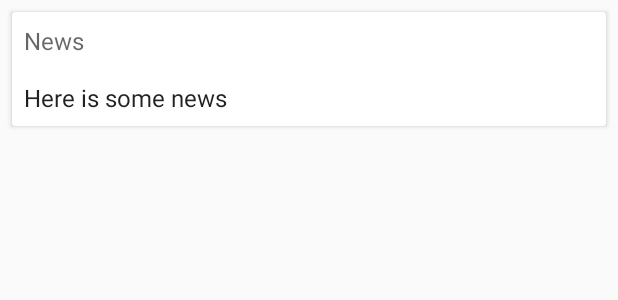
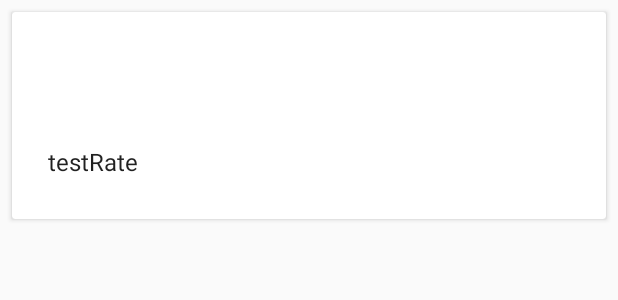
Before and after one commit to 2ManyProjects/HalfNHalf, an Android app: the layout list_deal.xml on its own in the app's theme, with its tools: preview values and no code run, on a phone screen of 412 x 824 dp. Shown: the top 300 px of the screen. Run offline under Robolectric (Android 15) with nearby library versions, the phone set to English and light mode, and no system bars.

Commit message:
Adding CardView

```diff
--- a/app/build.gradle
+++ b/app/build.gradle
@@ -73,6 +73,7 @@
     androidTestImplementation 'com.android.support.test.espresso:espresso-core:3.0.2'
     implementation 'com.android.support:design:28.+'
     implementation 'com.github.bumptech.glide:glide:3.5.2'
+    implementation 'com.google.code.gson:gson:2.8.5'
 
 
     implementation('io.socket:socket.io-client:1.0.0') {
--- a/app/src/main/java/com/halfnhalf/Deal.java
+++ b/app/src/main/java/com/halfnhalf/Deal.java
@@ -3,7 +3,7 @@
 public class Deal {
     private String rate, text, Amnt;
 
-    public void create(String rate, String text, String amnt){
+    Deal(String rate, String text, String amnt){
         this.rate = rate;
         this.text = text;
         this.Amnt = amnt;
@@ -20,6 +20,4 @@
     public String getAmnt() {
         return Amnt;
     }
-
-
 }
--- a/app/src/main/res/layout/list_item.xml
+++ b/app/src/main/res/layout/list_deal.xml
@@ -15,49 +15,57 @@
   limitations under the License.
   -->
 <android.support.v7.widget.CardView xmlns:android="http://schemas.android.com/apk/res/android"
+    xmlns:app="http://schemas.android.com/apk/res-auto"
+    xmlns:tools="http://schemas.android.com/tools"
     android:layout_width="match_parent"
     android:layout_height="wrap_content"
     android:layout_margin="@dimen/card_margin"
     android:background="?android:selectableItemBackground">
 
-    <RelativeLayout
+    <android.support.constraint.ConstraintLayout
         android:layout_width="match_parent"
-        android:layout_height="wrap_content">
-
-        <ImageView
-            android:id="@+id/storeImage"
-            android:layout_width="match_parent"
-            android:layout_height="wrap_content"
-            android:adjustViewBounds="true"
-            android:contentDescription="Stores Image"/>
+        android:layout_height="138dp">
 
         <TextView
-            android:id="@+id/title"
+            android:id="@+id/warning"
             style="@style/TextAppearance.AppCompat.Headline"
             android:layout_width="wrap_content"
             android:layout_height="wrap_content"
-            android:layout_alignBottom="@id/storeImage"
+            android:layout_marginStart="16dp"
+            android:layout_marginTop="16dp"
             android:padding="@dimen/card_margin"
             android:text="@string/title_placeholder"
-            android:theme="@style/ThemeOverlay.AppCompat.Dark"/>
+            android:theme="@style/ThemeOverlay.AppCompat.Dark"
+            app:layout_constraintStart_toStartOf="parent"
+            app:layout_constraintTop_toTopOf="parent"
+            tools:text="testwarn" />
 
         <TextView
-            android:id="@+id/name"
+            android:id="@+id/rate"
             style="@style/TextAppearance.AppCompat.Subhead"
             android:layout_width="wrap_content"
             android:layout_height="wrap_content"
-            android:layout_below="@id/storeImage"
+            android:layout_marginStart="16dp"
+            android:layout_marginTop="16dp"
             android:padding="@dimen/card_margin"
-            android:text="@string/news_label"
-            android:textColor="?android:textColorSecondary" />
+            android:text="@string/sports_info_placeholder"
+            app:layout_constraintStart_toStartOf="parent"
+            app:layout_constraintTop_toBottomOf="@+id/warning"
+            tools:text="testRate" />
 
         <TextView
-            android:id="@+id/deals"
+            android:id="@+id/amnt"
             style="@style/TextAppearance.AppCompat.Subhead"
             android:layout_width="wrap_content"
             android:layout_height="wrap_content"
-            android:layout_below="@id/name"
+            android:layout_marginStart="16dp"
+            android:layout_marginTop="16dp"
             android:padding="@dimen/card_margin"
-            android:text="@string/sports_info_placeholder" />
-    </RelativeLayout>
+            android:text="@string/news_label"
+            android:textColor="?android:textColorSecondary"
+            app:layout_constraintStart_toStartOf="parent"
+            app:layout_constraintTop_toBottomOf="@+id/rate"
+            tools:text="testAmnt" />
+
+    </android.support.constraint.ConstraintLayout>
 </android.support.v7.widget.CardView>
```
Also changed, not shown: app/src/main/AndroidManifest.xml (+10 -7 lines), app/src/main/java/com/halfnhalf/DealAdapter.java (+83 -1 lines), app/src/main/java/com/halfnhalf/Profile.java (+5 -15 lines), app/src/main/java/com/halfnhalf/Store.java (+5 -6 lines), app/src/main/java/com/halfnhalf/StoreAdapter.java (+13 -39 lines), app/src/main/java/com/halfnhalf/storeDeals.java (added, +105 -0 lines), app/src/main/res/layout/activity_store_deals.xml (added, +52 -0 lines), app/src/main/res/layout/list_store.xml (added, +63 -0 lines).
